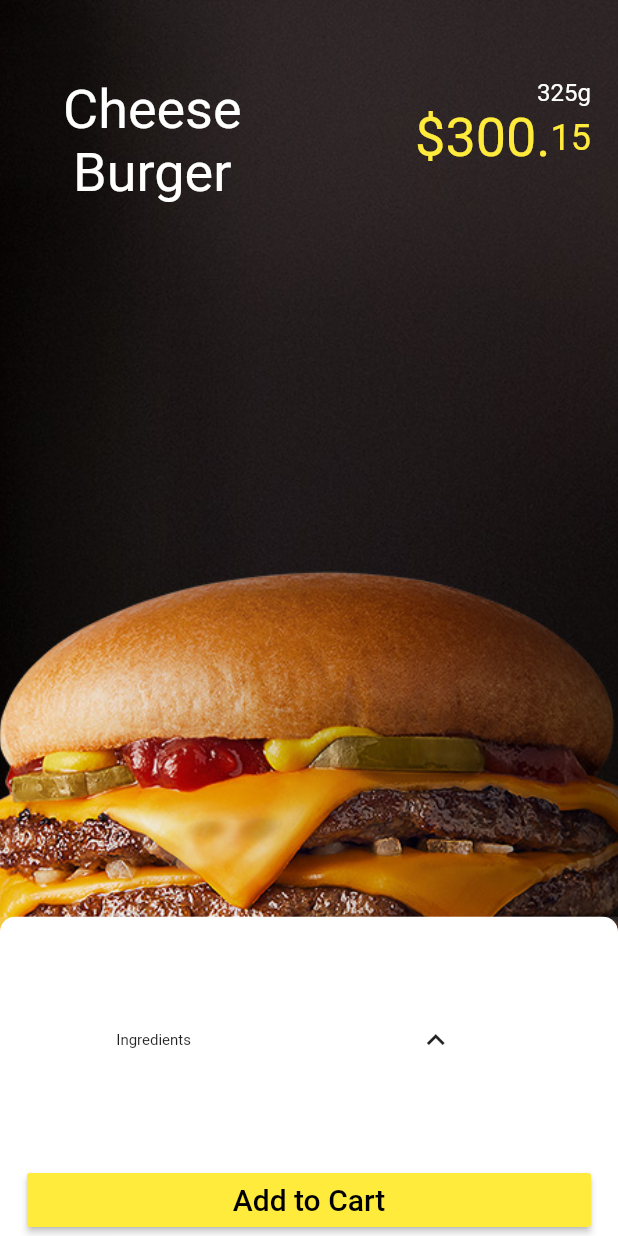
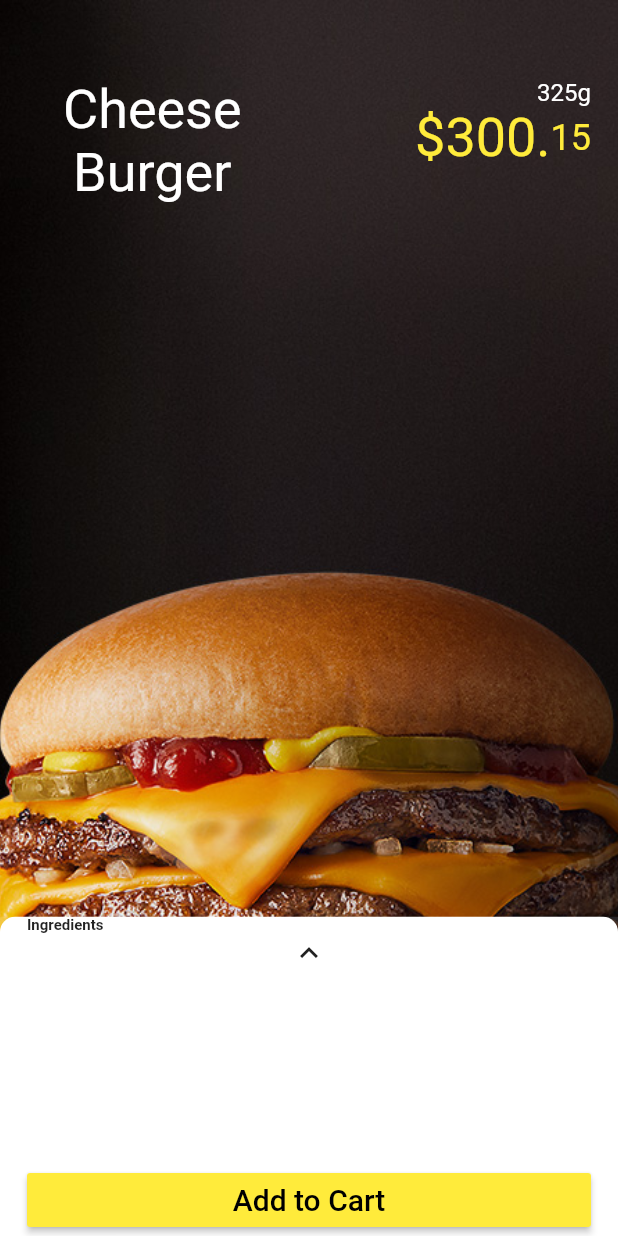
Before and after one commit to JoelEspinal/burger_app, a Flutter app: the screen it shows after launch, on a phone screen of 412 x 824 dp. Run offline on Flutter 3.47's test engine with Material 2 defaults, Android fonts, the light colour scheme and no system bars.

Commit message:
:lipstick: Fix ui problem with title and expand widget

```diff
--- a/lib/ui/ingredients/ingredients_sheet.dart
+++ b/lib/ui/ingredients/ingredients_sheet.dart
@@ -1,6 +1,7 @@
 import 'package:flutter/material.dart';
 
 double _height;
+Size _screenSize;
 
 class Ingredientsheet extends StatefulWidget {
   @override
@@ -10,7 +11,8 @@ class Ingredientsheet extends StatefulWidget {
 class _IngredientsheetState extends State<Ingredientsheet> {
   @override
   Widget build(BuildContext context) {
-    double _height = MediaQuery.of(context).size.height;
+    Size _screenSize = MediaQuery.of(context).size;
+    double _height = _screenSize.height;
     double _sheetHeight = _height * 0.20;
 
     return Container(
@@ -21,19 +23,21 @@ class _IngredientsheetState extends State<Ingredientsheet> {
         left: 18.0,
         right: 18.0,
       ),
-      child: Row(
-        mainAxisAlignment: MainAxisAlignment.spaceAround,
+      child: Stack(
         children: <Widget>[
           Text(
             "Ingredients",
-            textAlign: TextAlign.start,
             style: TextStyle(
               fontSize: 10.0,
+              fontWeight: FontWeight.bold,
             ),
           ),
-          FlatButton(
-            onPressed: () {
-              showModalBottomSheet<void>(
+          Container(
+            width: double.infinity,
+            child: FlatButton(
+              child: Icon(Icons.expand_less),
+              onPressed: () {
+                showModalBottomSheet<void>(
                   context: context,
                   isScrollControlled: true,
                   builder: (BuildContext context) {
@@ -41,9 +45,10 @@ class _IngredientsheetState extends State<Ingredientsheet> {
                       heightFactor: 0.88,
                       child: _IngredientWidget(),
                     );
-                  });
-            },
-            child: Icon(Icons.expand_less),
+                  },
+                );
+              },
+            ),
           ),
         ],
       ),
```
